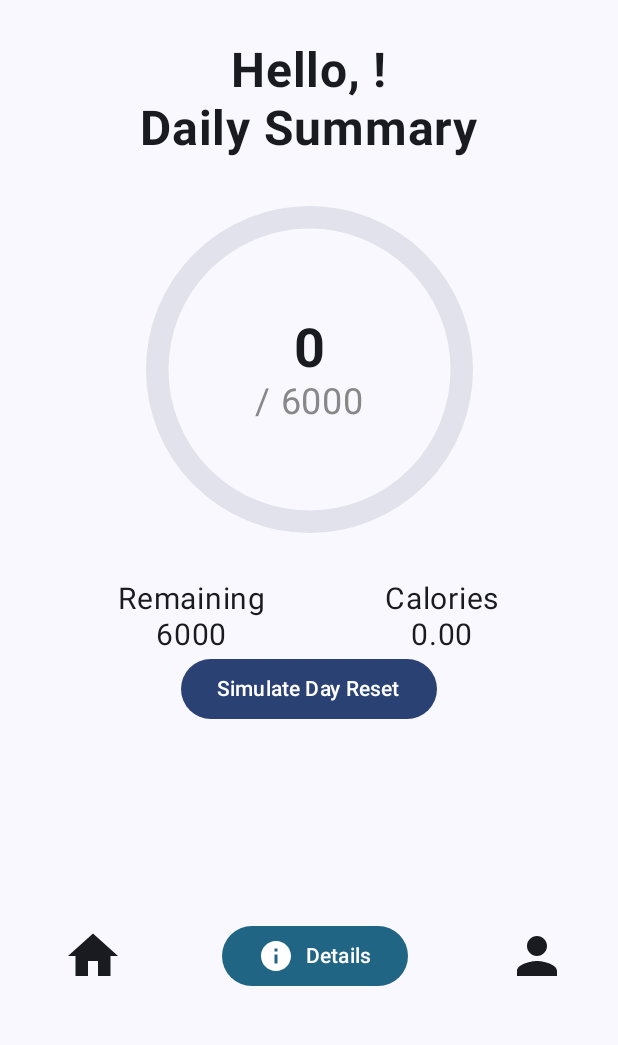
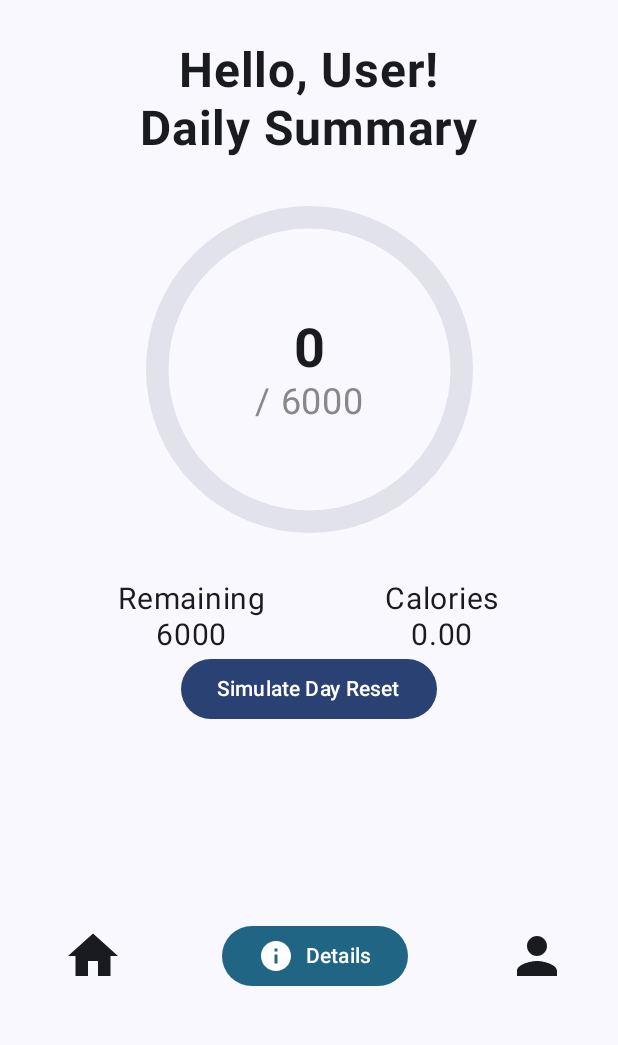
Before and after one commit to varelam-bzz/stepup, an Android app built with Jetpack Compose: the screen it shows after launch (MainActivity), on a phone screen of 412 x 824 dp, the part 175-1220 px from its top. Run offline under Robolectric (Android 15) with nearby library versions, the light colour scheme and no system bars; our stand-ins replace livedata-compose.

Commit message:
MInor fix

```diff
--- a/app/src/main/java/ch/matiasfederico/stepup/ui/components/HomeScreen.kt
+++ b/app/src/main/java/ch/matiasfederico/stepup/ui/components/HomeScreen.kt
@@ -103,6 +103,7 @@ fun HomeScreen(
                     colors = ButtonDefaults.buttonColors(containerColor = Color(0xFF206584))
                 ) {
                     Text(text = "Request permission")
+                    // TODO move user to sign in screen
                 }
             }
         }
--- a/app/src/main/java/ch/matiasfederico/stepup/viewmodels/UserViewModel.kt
+++ b/app/src/main/java/ch/matiasfederico/stepup/viewmodels/UserViewModel.kt
@@ -13,7 +13,7 @@ class UserViewModel(application: Application) : AndroidViewModel(application) {
     private val sharedPreferences: SharedPreferences =
         application.getSharedPreferences("StepupPrefs", Context.MODE_PRIVATE)
 
-    private val _username = MutableLiveData(sharedPreferences.getString("username", "") ?: "")
+    private val _username = MutableLiveData(sharedPreferences.getString("username", "User") ?: "")
     val username: LiveData<String> get() = _username // Observable username
 
     private val _dailyStepGoal = MutableLiveData(sharedPreferences.getInt("dailyStepGoal", 6000))
```
